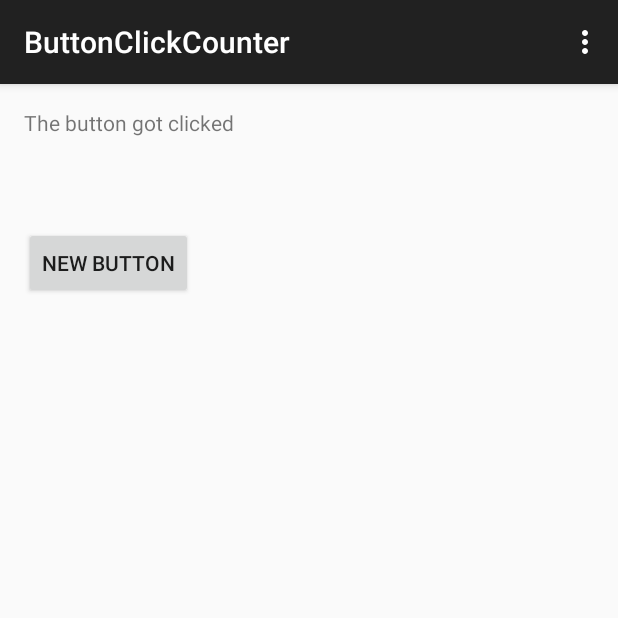
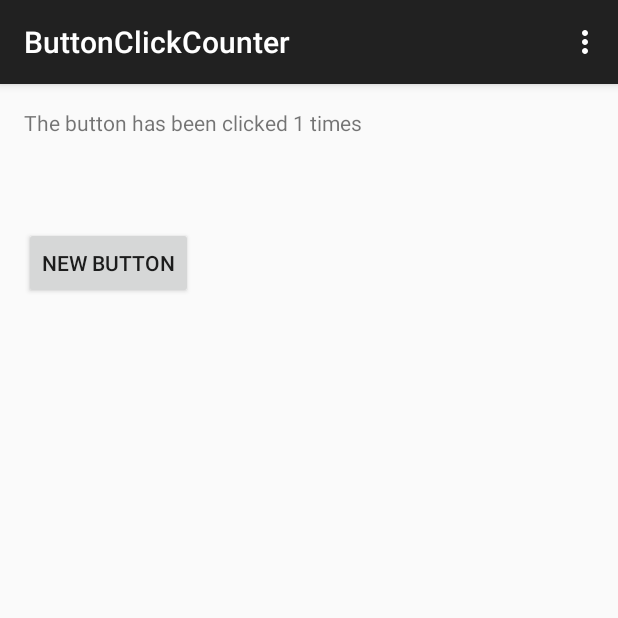
Before and after one commit to mkturner/android-button-app, an Android app: the screen it shows after launch (MainActivity), after a tap on "NEW BUTTON", on a phone screen of 412 x 824 dp, the top half of it. Run offline under Robolectric (Android 15) with nearby library versions, the phone set to English and light mode, and no system bars.

Commit message:
Updates app to show how many times the button was clicked

```diff
--- a/app/src/main/java/com/geakd/buttonclickcounter/CustomOnClickListener.java
+++ b/app/src/main/java/com/geakd/buttonclickcounter/CustomOnClickListener.java
@@ -5,12 +5,19 @@ import android.view.View;
 public class CustomOnClickListener implements View.OnClickListener{
 
     MainActivity caller;
+    private int count;
 
     public CustomOnClickListener(MainActivity activity){
         this.caller = activity;
+        this.count = 0;
     }
 
     public void onClick (View view){
-        caller.mainTextView.setText("The button got clicked");
+        count++;
+        //convert int to string
+        // String tempResult = integer.toString(count);
+        /* don't need to convert, set text is char sequence which
+        automatically merges numbers and strings */
+        caller.mainTextView.setText("The button has been clicked "+ count +" times");
     }
 }
--- a/app/src/main/res/layout/activity_main.xml
+++ b/app/src/main/res/layout/activity_main.xml
@@ -5,7 +5,7 @@
     android:paddingTop="@dimen/activity_vertical_margin"
     android:paddingBottom="@dimen/activity_vertical_margin" tools:context=".MainActivity">
 
-    <TextView android:text="@string/hello_world" android:layout_width="wrap_content"
+    <TextView android:text="The button has been clicked 0 times" android:layout_width="wrap_content"
         android:layout_height="wrap_content"
         android:id="@+id/textView" />
 
```
